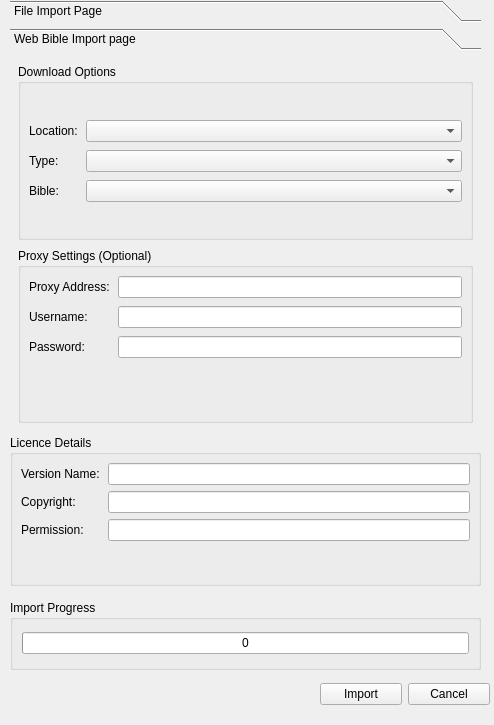
zonArt/openlp, file resources/forms/bibleimportdialog.ui: the form before one commit.
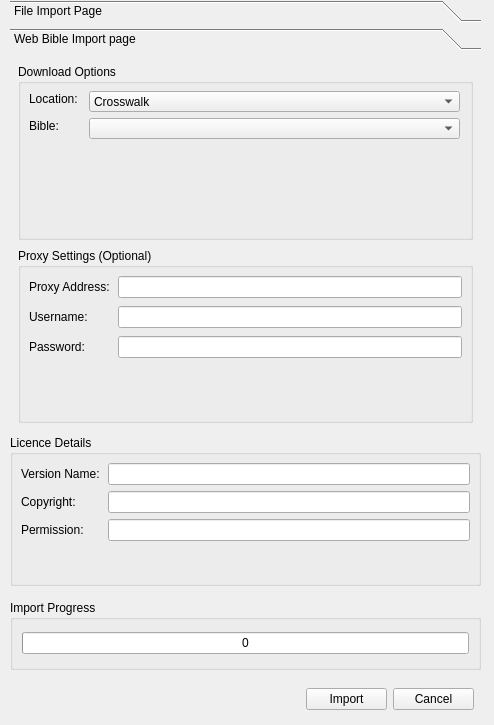
The form after the commit. Icons and pictures are not drawn.

Commit message: Remove fields unused fields from import screen

The edit to the form file:
```diff
--- a/resources/forms/bibleimportdialog.ui
+++ b/resources/forms/bibleimportdialog.ui
@@ -194,76 +194,56 @@
        <property name="title">
         <string>Download Options</string>
        </property>
-       <layout class="QFormLayout" name="OptionsLayout">
-        <property name="fieldGrowthPolicy">
-         <enum>QFormLayout::AllNonFixedFieldsGrow</enum>
-        </property>
-        <property name="labelAlignment">
-         <set>Qt::AlignLeading|Qt::AlignLeft|Qt::AlignVCenter</set>
-        </property>
-        <property name="formAlignment">
-         <set>Qt::AlignLeading|Qt::AlignLeft|Qt::AlignVCenter</set>
-        </property>
-        <property name="horizontalSpacing">
-         <number>8</number>
-        </property>
-        <property name="verticalSpacing">
-         <number>8</number>
-        </property>
-        <property name="margin">
-         <number>8</number>
-        </property>
-        <item row="0" column="0">
          <widget class="QLabel" name="LocationLabel">
+        <property name="geometry">
+         <rect>
+          <x>11</x>
+          <y>27</y>
+          <width>54</width>
+          <height>16</height>
+         </rect>
+        </property>
           <property name="text">
            <string>Location:</string>
           </property>
          </widget>
-        </item>
-        <item row="0" column="1">
          <widget class="QComboBox" name="LocationComboBox">
-          <item>
-           <property name="text">
-            <string/>
-           </property>
-          </item>
+        <property name="geometry">
+         <rect>
+          <x>71</x>
+          <y>27</y>
+          <width>371</width>
+          <height>21</height>
+         </rect>
+        </property>
           <item>
            <property name="text">
             <string>Crosswalk</string>
            </property>
           </item>
          </widget>
-        </item>
-        <item row="1" column="0">
-         <widget class="QLabel" name="TypeLabel">
-          <property name="text">
-           <string>Type:</string>
-          </property>
-         </widget>
-        </item>
-        <item row="1" column="1">
-         <widget class="QComboBox" name="TypeComboBox">
-          <item>
-           <property name="text">
-            <string/>
-           </property>
-          </item>
-          <item>
-           <property name="text">
-            <string>Download As Needed</string>
-           </property>
-          </item>
-         </widget>
-        </item>
-        <item row="2" column="0">
          <widget class="QLabel" name="BibleLabel">
+        <property name="geometry">
+         <rect>
+          <x>11</x>
+          <y>54</y>
+          <width>34</width>
+          <height>16</height>
+         </rect>
+        </property>
           <property name="text">
            <string>Bible:</string>
           </property>
          </widget>
-        </item>
-        <item row="2" column="1">
          <widget class="QComboBox" name="BibleComboBox">
+        <property name="geometry">
+         <rect>
+          <x>71</x>
+          <y>54</y>
+          <width>371</width>
+          <height>21</height>
+         </rect>
+        </property>
           <item>
            <property name="text">
             <string/>
@@ -280,8 +260,6 @@
            </property>
           </item>
          </widget>
-        </item>
-       </layout>
        <zorder>BibleComboBox</zorder>
        <zorder>TypeComboBox</zorder>
        <zorder>TypeLabel</zorder>
@@ -442,16 +420,19 @@
     </item>
    </layout>
   </widget>
-  <widget class="QWidget" name="">
+  <widget class="QWidget" name="layoutWidget">
    <property name="geometry">
     <rect>
-     <x>320</x>
+     <x>300</x>
      <y>680</y>
-     <width>170</width>
-     <height>28</height>
+     <width>180</width>
+     <height>38</height>
     </rect>
    </property>
    <layout class="QHBoxLayout" name="horizontalLayout">
+    <property name="margin">
+     <number>6</number>
+    </property>
     <item>
      <widget class="QPushButton" name="ImportButton">
       <property name="text">
```
Left out of the diff: 7 changed lines with no effect on the pictures. Lines whose indentation alone changed are shown as unchanged. The commit also changes 3 other files.
